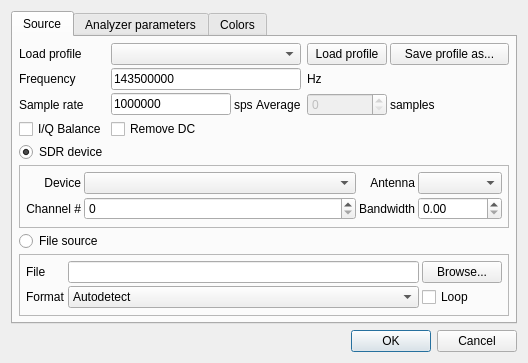
BatchDrake/SigDigger, file ui/Config.ui: the form before one commit.
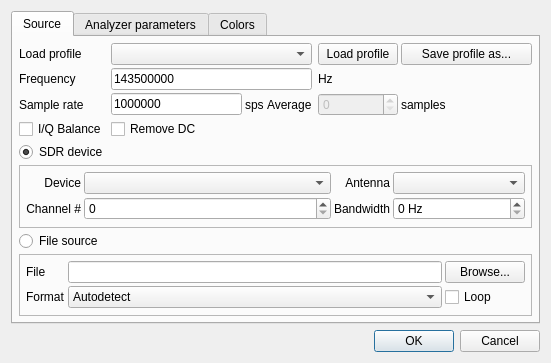
The form after the commit. Custom widgets are drawn as their Qt base class.

```diff
--- a/ui/Config.ui
+++ b/ui/Config.ui
@@ -6,8 +6,8 @@
    <rect>
     <x>0</x>
     <y>0</y>
-    <width>528</width>
-    <height>431</height>
+    <width>551</width>
+    <height>300</height>
    </rect>
   </property>
   <property name="sizePolicy">
@@ -351,11 +351,23 @@
           </item>
           <item row="1" column="3">
            <widget class="QDoubleSpinBox" name="bwSpin">
+            <property name="minimumSize">
+             <size>
+              <width>132</width>
+              <height>0</height>
+             </size>
+            </property>
+            <property name="suffix">
+             <string> Hz</string>
+            </property>
+            <property name="decimals">
+             <number>0</number>
+            </property>
             <property name="minimum">
              <double>0.000000000000000</double>
             </property>
             <property name="maximum">
-             <double>1000000.000000000000000</double>
+             <double>10000000.000000000000000</double>
             </property>
             <property name="value">
              <double>0.000000000000000</double>
```
Left out of the diff: 2 changed lines with no effect on the pictures.
